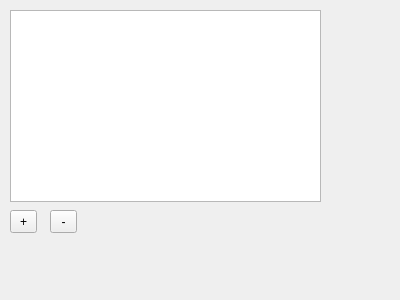
alexras/mml-tracker, file mml-tracker-gui/sequenceeditor.ui: the form before one commit.
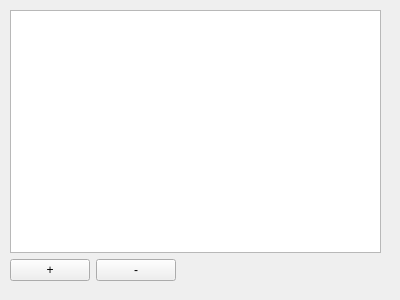
The form after the commit.

The edit to the form file:
```diff
--- a/mml-tracker-gui/sequenceeditor.ui
+++ b/mml-tracker-gui/sequenceeditor.ui
@@ -13,44 +13,51 @@
   <property name="windowTitle">
    <string>Form</string>
   </property>
-  <widget class="QToolButton" name="removeSequenceButton">
-   <property name="geometry">
-    <rect>
-     <x>50</x>
-     <y>210</y>
-     <width>27</width>
-     <height>23</height>
-    </rect>
-   </property>
-   <property name="text">
-    <string>-</string>
-   </property>
-  </widget>
-  <widget class="QColumnView" name="sequenceTable">
+  <widget class="QWidget" name="verticalLayoutWidget">
    <property name="geometry">
     <rect>
      <x>10</x>
      <y>10</y>
-     <width>311</width>
-     <height>192</height>
+     <width>371</width>
+     <height>271</height>
     </rect>
    </property>
-   <property name="resizeGripsVisible">
-    <bool>false</bool>
-   </property>
-  </widget>
-  <widget class="QToolButton" name="addSequenceButton">
-   <property name="geometry">
-    <rect>
-     <x>10</x>
-     <y>210</y>
-     <width>27</width>
-     <height>23</height>
-    </rect>
-   </property>
-   <property name="text">
-    <string>+</string>
-   </property>
+   <layout class="QVBoxLayout" name="verticalLayout">
+    <item>
+     <widget class="QTableView" name="sequenceTableView"/>
+    </item>
+    <item>
+     <layout class="QHBoxLayout" name="horizontalLayout">
+      <item>
+       <widget class="QPushButton" name="addSequenceButton">
+        <property name="text">
+         <string>+</string>
+        </property>
+       </widget>
+      </item>
+      <item>
+       <widget class="QPushButton" name="removeSequenceButton">
+        <property name="text">
+         <string>-</string>
+        </property>
+       </widget>
+      </item>
+      <item>
+       <spacer name="horizontalSpacer">
+        <property name="orientation">
+         <enum>Qt::Horizontal</enum>
+        </property>
+        <property name="sizeHint" stdset="0">
+         <size>
+          <width>40</width>
+          <height>20</height>
+         </size>
+        </property>
+       </spacer>
+      </item>
+     </layout>
+    </item>
+   </layout>
   </widget>
  </widget>
  <resources/>
```
Left out of the diff: 39 changed lines with no effect on the pictures.
